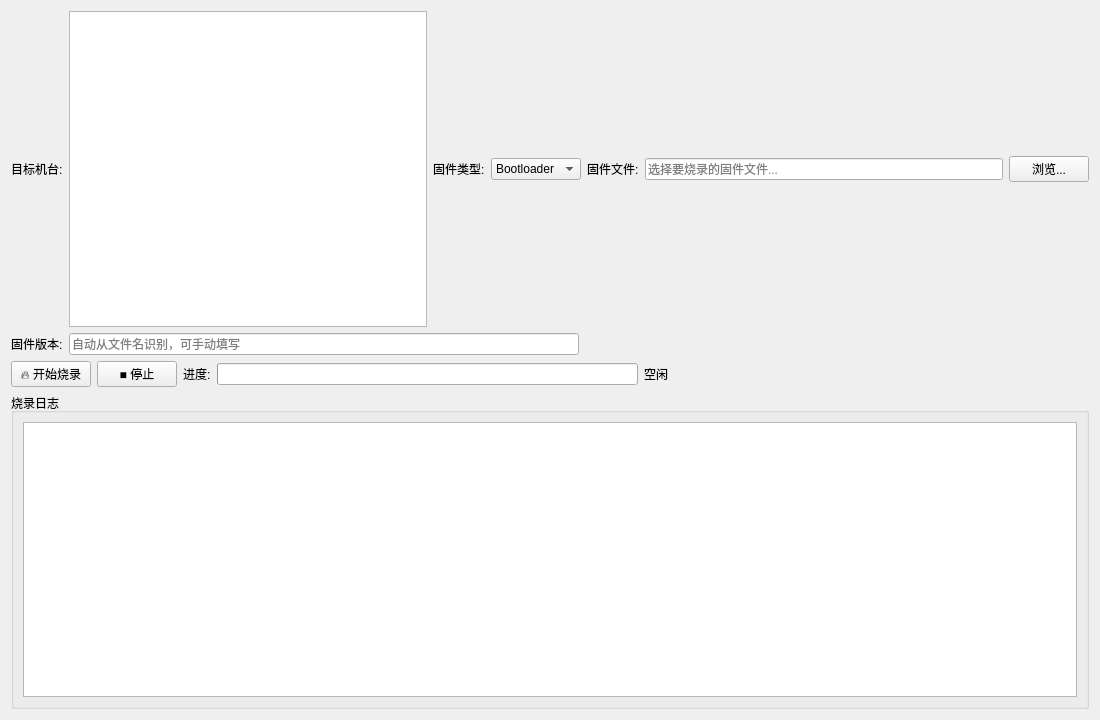
This is ui/firmware.ui in imntjempty/slt_tool as Qt 5 draws it before an edit. The edited form follows.
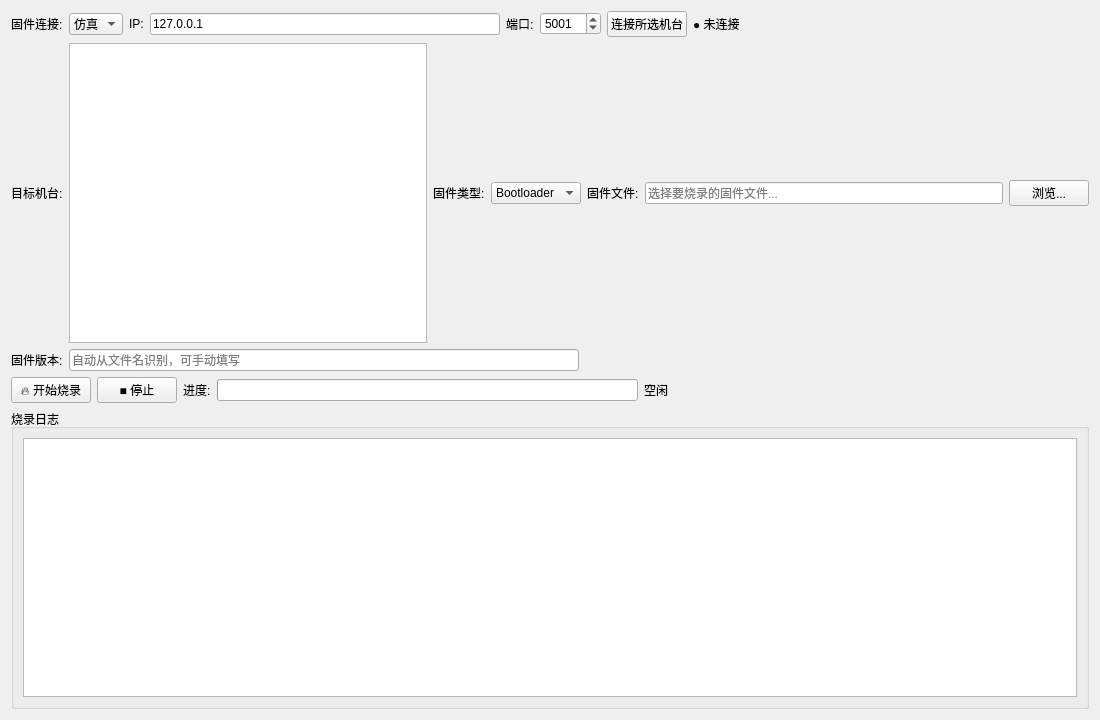
This is the edited form.

```diff
--- a/ui/firmware.ui
+++ b/ui/firmware.ui
@@ -11,6 +11,92 @@
    </rect>
   </property>
   <layout class="QVBoxLayout" name="rootLayout">
+   <item>
+    <layout class="QHBoxLayout" name="connRow">
+     <item>
+      <widget class="QLabel" name="lbl_fw_conn">
+       <property name="text">
+        <string>固件连接:</string>
+       </property>
+      </widget>
+     </item>
+     <item>
+      <widget class="QComboBox" name="cmb_fw_conn_mode">
+       <item>
+        <property name="text">
+         <string>仿真</string>
+        </property>
+       </item>
+       <item>
+        <property name="text">
+         <string>TCP</string>
+        </property>
+       </item>
+      </widget>
+     </item>
+     <item>
+      <widget class="QLabel" name="lbl_fw_ip">
+       <property name="text">
+        <string>IP:</string>
+       </property>
+      </widget>
+     </item>
+     <item>
+      <widget class="QLineEdit" name="le_fw_ip">
+       <property name="text">
+        <string>127.0.0.1</string>
+       </property>
+      </widget>
+     </item>
+     <item>
+      <widget class="QLabel" name="lbl_fw_port">
+       <property name="text">
+        <string>端口:</string>
+       </property>
+      </widget>
+     </item>
+     <item>
+      <widget class="QSpinBox" name="sp_fw_port">
+       <property name="minimum">
+        <number>1</number>
+       </property>
+       <property name="maximum">
+        <number>65535</number>
+       </property>
+       <property name="value">
+        <number>5001</number>
+       </property>
+      </widget>
+     </item>
+     <item>
+      <widget class="QPushButton" name="btn_fw_conn">
+       <property name="text">
+        <string>连接所选机台</string>
+       </property>
+      </widget>
+     </item>
+     <item>
+      <widget class="QLabel" name="lbl_fw_conn_status">
+       <property name="text">
+        <string>● 未连接</string>
+       </property>
+      </widget>
+     </item>
+     <item>
+      <spacer name="connSpacer">
+       <property name="orientation">
+        <enum>Qt::Horizontal</enum>
+       </property>
+       <property name="sizeHint" stdset="0">
+        <size>
+         <width>40</width>
+         <height>20</height>
+        </size>
+       </property>
+      </spacer>
+     </item>
+    </layout>
+   </item>
    <item>
     <layout class="QHBoxLayout" name="selRow">
      <item>
```
